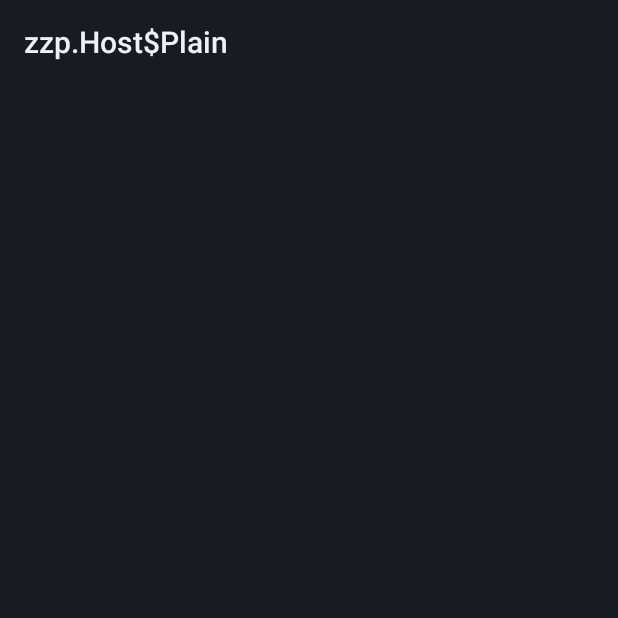
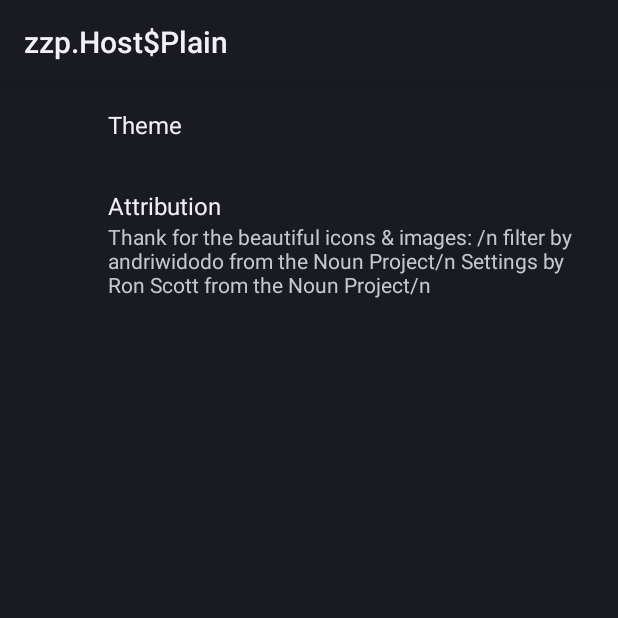
Before and after one commit to slai47/cm_arms, an Android app: the fragment SettingsFragment shown on its own in the app's theme, on a phone screen of 412 x 824 dp, the top half of it. Run offline under Robolectric (Android 15) with nearby library versions, the phone set to English and light mode, and no system bars; our stand-ins replace androidx.preference.

Commit message:
Building out settings for theme changing.

```diff
--- a/feed/build.gradle
+++ b/feed/build.gradle
@@ -26,6 +26,7 @@ dependencies {
     implementation "android.arch.lifecycle:viewmodel:1.1.1"
     implementation 'androidx.coordinatorlayout:coordinatorlayout:1.0.0'
     implementation 'org.jsoup:jsoup:1.11.3'
+    implementation 'androidx.preference:preference-ktx:1.1.0-alpha02'
 }
 repositories {
     mavenCentral()
--- a/feed/src/main/java/com/slai/cmarms/MainActivity.kt
+++ b/feed/src/main/java/com/slai/cmarms/MainActivity.kt
@@ -18,7 +18,7 @@ class MainActivity : AppCompatActivity() {
             supportFragmentManager.beginTransaction().add(R.id.container, NavigationFragment()).commit()
     }
 
-    private fun setDayNightMode() {
+    fun setDayNightMode() {
         val mode = Utils.getDayNightMode(application)
         var delegateMode = AppCompatDelegate.MODE_NIGHT_AUTO
         when (mode) {
--- a/feed/src/main/java/com/slai/cmarms/SettingsFragment.kt
+++ b/feed/src/main/java/com/slai/cmarms/SettingsFragment.kt
@@ -1,21 +1,29 @@
 package com.slai.cmarms
 
+import android.content.Context
 import android.os.Bundle
-import android.view.LayoutInflater
-import android.view.View
-import android.view.ViewGroup
-import androidx.fragment.app.Fragment
+import android.util.Log
+import androidx.preference.ListPreference
+import androidx.preference.PreferenceFragmentCompat
 
-class SettingsFragment : Fragment() {
+class SettingsFragment : PreferenceFragmentCompat() {
 
-
-    override fun onCreateView(inflater: LayoutInflater, container: ViewGroup?, savedInstanceState: Bundle?): View? {
-        return inflater.inflate(R.layout.fragment_settings, container, false)
+    override fun onCreatePreferences(savedInstanceState: Bundle?, rootKey: String?) {
+        setPreferencesFromResource(R.xml.preferences, rootKey)
     }
 
     override fun onResume() {
         super.onResume()
+        findPreference<ListPreference>("dayNight").setOnPreferenceChangeListener { preference, newValue ->
+            Log.d(SettingsFragment::class.java.simpleName, "$newValue")
+            (activity as MainActivity).setDayNightMode()
+            false
+
+        }
+        // setup summary auto changing
     }
 
 
+
+
 }
--- a/feed/src/main/res/layout/fragment_settings.xml
+++ /dev/null
@@ -1,7 +0,0 @@
-<?xml version="1.0" encoding="utf-8"?>
-<LinearLayout xmlns:android="http://schemas.android.com/apk/res/android"
-              android:orientation="vertical"
-              android:layout_width="match_parent"
-              android:layout_height="match_parent">
-
-</LinearLayout>
--- a/feed/src/main/res/values/strings.xml
+++ b/feed/src/main/res/values/strings.xml
@@ -23,4 +23,16 @@
     <string name="action_type_title">Action Type</string>
     <string name="reset">Reset</string>
     <string name="offer">Offer</string>
+
+    <string-array name="themes">
+        <item>Auto</item>
+        <item>Day</item>
+        <item>Night</item>
+    </string-array>
+
+    <string-array name="theme_values">
+        <item>AUTO</item>
+        <item>DAY</item>
+        <item>NIGHT</item>
+    </string-array>
 </resources>
--- /dev/null
+++ b/feed/src/main/res/xml/preferences.xml
@@ -0,0 +1,13 @@
+<?xml version="1.0" encoding="utf-8"?>
+<PreferenceScreen xmlns:android="http://schemas.android.com/apk/res/android">
+
+    <ListPreference android:title="Theme"
+                    android:entryValues="@array/theme_values"
+                    android:entries="@array/themes"
+                    android:key="dayNight"
+                    android:defaultValue="AUTO"
+                    />
+
+    <Preference android:title="Attribution"
+                android:summary="@string/attribution"/>
+</PreferenceScreen>
```
Also changed, not shown: 1 other file.
